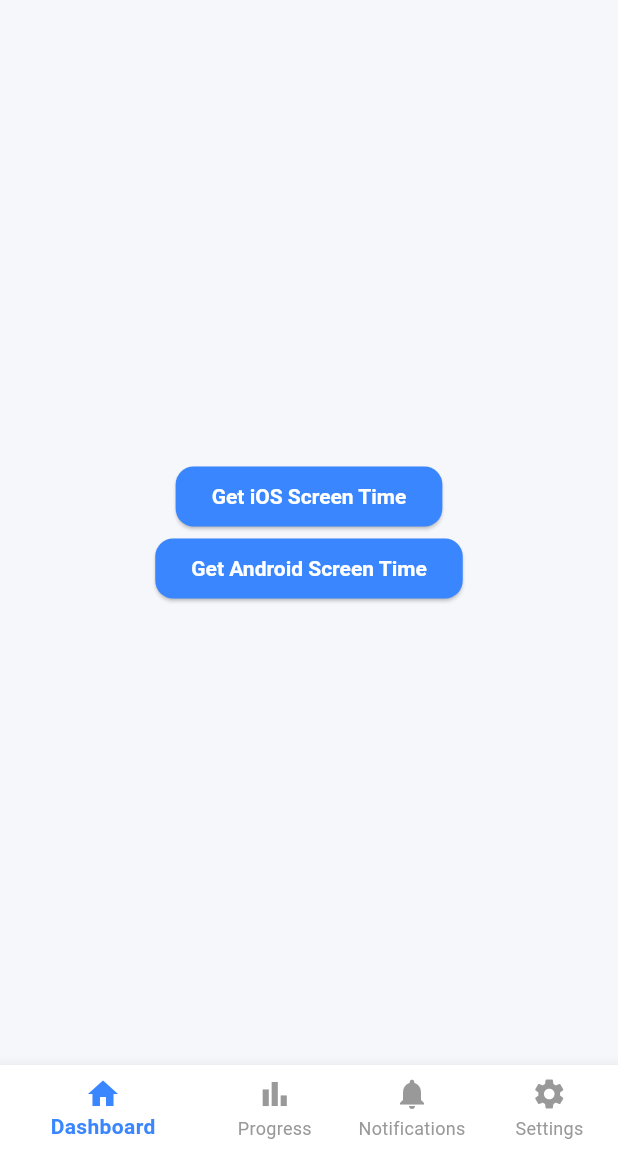
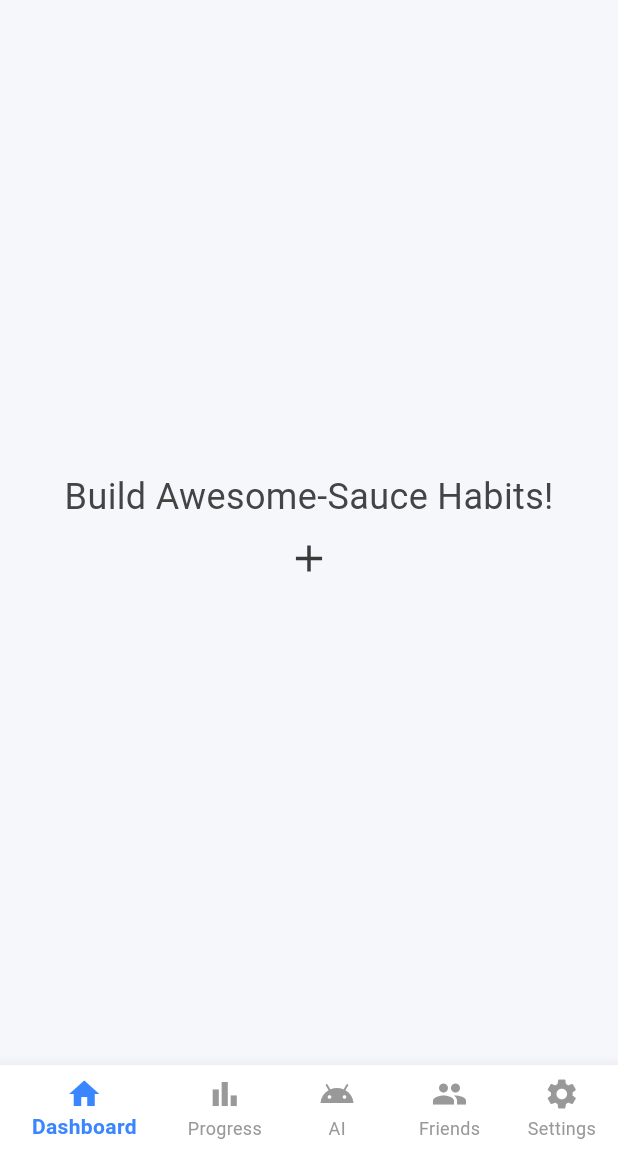
Before and after one commit to Gill87/killthehabit, a Flutter app: the HomePage screen opened directly, on a phone screen of 412 x 824 dp, the part 84-1236 px from its top. Run offline on Flutter 3.47's test engine with Material 3 defaults, Android fonts, the phone set to English and light mode, and no system bars; our stand-ins replace cloud_firestore, firebase_auth, firebase_core, flutter_bloc, google_fonts, google_sign_in; accounts and stored records are empty; Roboto replaces fonts that are missing (Ubuntu).

Commit message:
small changes

```diff
--- a/lib/home_page.dart
+++ b/lib/home_page.dart
@@ -47,17 +47,17 @@
       body: Center(
         child: Column(
           mainAxisAlignment: MainAxisAlignment.center,
-          children: [
-            ElevatedButton(
-              onPressed: () => getIosScreenTime(),
-              child: const Text('Get iOS Screen Time'),
-            ),
+children: [
+  Text(
+    'Build Awesome-Sauce Habits!',
+    style: GoogleFonts.ubuntu(fontSize: 24),
+  ),
 
-            ElevatedButton(
-              onPressed: () => getAndroidScreenTime(),
-              child: const Text('Get Android Screen Time'),
-            ),
-          ],
+  IconButton(
+    onPressed: () {},
+    icon: const Icon(Icons.add, size: 30),
+  )
+],
         ),
       ),
 
@@ -75,8 +75,13 @@
           ),
 
           BottomNavigationBarItem(
-            icon: Icon(Icons.notifications),
-            label: 'Notifications',
+            icon: Icon(Icons.android),
+            label: 'AI',
+          ),
+
+          BottomNavigationBarItem(
+            icon: Icon(Icons.people),
+            label: 'Friends',
           ),
 
           BottomNavigationBarItem(
--- a/lib/themes/light_mode.dart
+++ b/lib/themes/light_mode.dart
@@ -57,7 +57,7 @@
       hintStyle: const TextStyle(color: Color(0xFF999999)),
     ),
 
-    cardTheme: CardTheme(
+    cardTheme: CardThemeData(
       color: Colors.white,
       elevation: 2,
       shape: RoundedRectangleBorder(borderRadius: BorderRadius.circular(16)),
```
Also changed, not shown: pubspec.lock, 13 other files.
